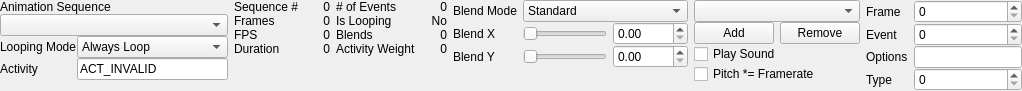
Before: the Qt Designer form src/tools/hlam/ui/assets/studiomodel/dockpanels/StudioModelSequencesPanel.ui in SamVanheer/HalfLifeAssetManager, drawn with Qt 5.
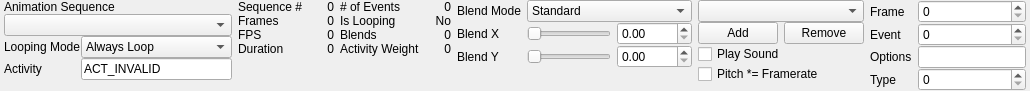
After: the same form once the commit is applied.

Commit message: Add 4 pixels of margin on left and right of dock panels, simplify Lighting panel contents

Patch:
```diff
--- a/src/tools/hlam/ui/assets/studiomodel/dockpanels/StudioModelSequencesPanel.ui
+++ b/src/tools/hlam/ui/assets/studiomodel/dockpanels/StudioModelSequencesPanel.ui
@@ -6,7 +6,7 @@
    <rect>
     <x>0</x>
     <y>0</y>
-    <width>927</width>
+    <width>925</width>
     <height>80</height>
    </rect>
   </property>
@@ -21,13 +21,13 @@
     <enum>QLayout::SetFixedSize</enum>
    </property>
    <property name="leftMargin">
-    <number>0</number>
+    <number>4</number>
    </property>
    <property name="topMargin">
     <number>0</number>
    </property>
    <property name="rightMargin">
-    <number>0</number>
+    <number>4</number>
    </property>
    <property name="bottomMargin">
     <number>0</number>
```
The commit also changes 13 other files.
